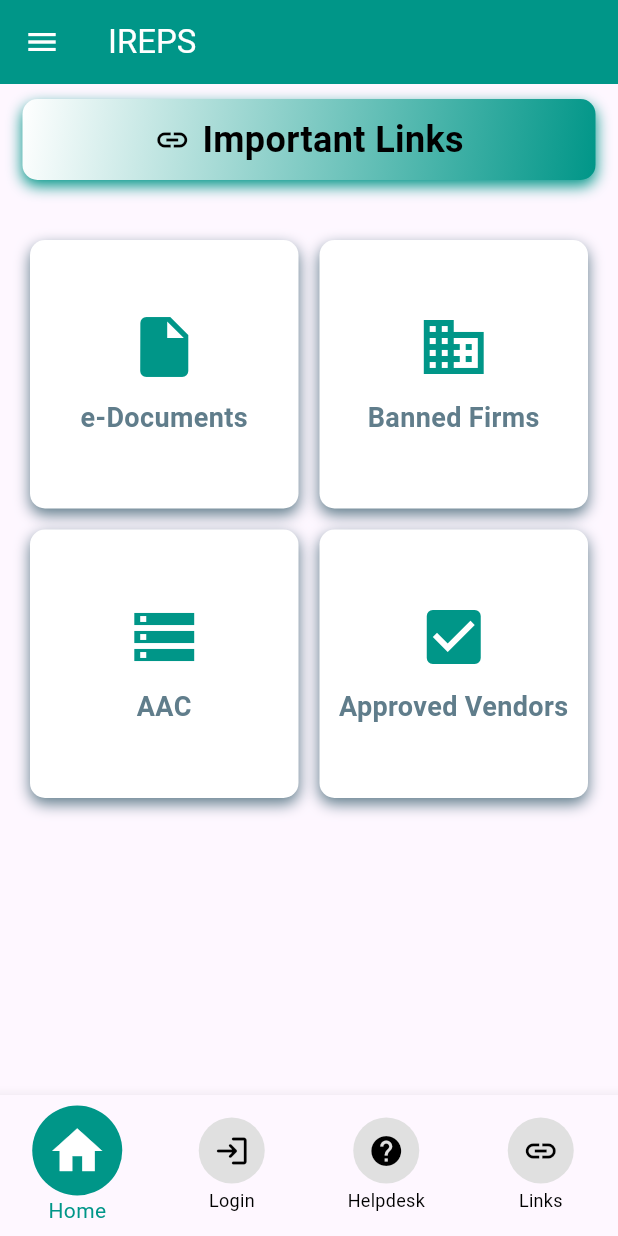
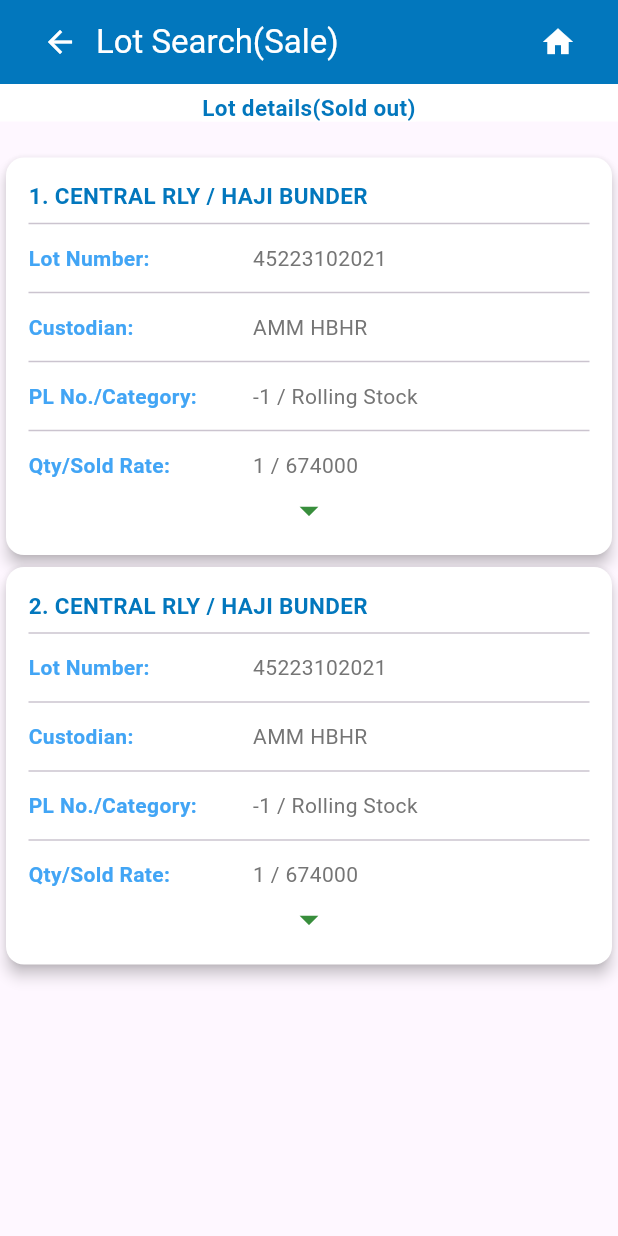
Before and after one commit to gajendrasingh05/ireps_training, a Flutter app: the screen it shows after launch, on a phone screen of 412 x 824 dp. Run offline on Flutter 3.47's test engine with Material 3 defaults, Android fonts, the phone set to English and light mode, and no system bars; Roboto replaces fonts that are missing (Gastie).

Commit message:
19 feb 2025

```diff
--- a/lib/Splash.dart
+++ b/lib/Splash.dart
@@ -1,6 +1,10 @@
 import 'dart:async';
 import 'package:flutter/material.dart';
-import 'linkscreen.dart';
+
+
+import 'lotspage.dart';
+import 'lotspage.dart';
+
 
 class SplashScreen extends StatefulWidget {
   const SplashScreen({super.key});
@@ -55,7 +59,7 @@ class _SplashScreenState extends State<SplashScreen>
           () {
         Navigator.pushReplacement(
           context,
-          MaterialPageRoute(builder: (context) => const Linkscreen()),
+          MaterialPageRoute(builder: (context) => Lotspage()),
         );
       },
     );
--- a/lib/bannedfirms.dart
+++ /dev/null
@@ -1,19 +0,0 @@
-import 'package:flutter/material.dart';
-
-class BannedFirms extends StatelessWidget {
-  @override
-  Widget build(BuildContext context) {
-    return Scaffold(
-      appBar: AppBar(
-        title: Text("Banned Firms",style: TextStyle(color: Colors.white),),
-        backgroundColor: Colors.teal,
-      ),
-      body: Center(
-        child: Text(
-          "This is the Banned Firms page.",
-          style: TextStyle(fontSize: 20, fontWeight: FontWeight.bold),
-        ),
-      ),
-    );
-  }
-}
--- a/lib/linkscreen.dart
+++ /dev/null
@@ -1,211 +0,0 @@
-import 'package:flutter/material.dart';
-import 'bannedfirms.dart';
-
-class Linkscreen extends StatefulWidget {
-  const Linkscreen({super.key});
-
-  @override
-  _LinkscreenState createState() {
-    return _LinkscreenState();
-  }
-}
-
-class _LinkscreenState extends State<Linkscreen> {
-  int _selectedIndex = 0;
-
-  // list of bottom navigation bar
-  final List<String> _labels = ["Home", "Login", "Helpdesk", "Links"];
-  final List<IconData> _icons = [
-    Icons.home,
-    Icons.login_rounded,
-    Icons.help,
-    Icons.link,
-  ];
-  void _onItemTapped(int index) {
-    setState(() {
-      _selectedIndex = index;
-    });
-  }
-
-  @override
-  Widget build(BuildContext context) {
-    return Scaffold(
-      appBar: AppBar(
-        title: Text("IREPS",
-          style:
-          TextStyle(color: Colors.white),
-        ),
-        backgroundColor: Colors.teal,
-        leading:
-        Icon(Icons.menu_sharp,
-            color: Colors.white),
-      ),
-      body:
-      Column(
-        children: [
-          // Important links
-          Container(
-            margin: EdgeInsets.symmetric(vertical: 10.0, horizontal: 15.0),
-            padding: EdgeInsets.all(10.0),
-            // space between text and box boundary
-            decoration: BoxDecoration(
-              gradient: LinearGradient(
-                colors: [Colors.white, Colors.teal], // Gradient background
-                begin: Alignment.topLeft,
-                end: Alignment.bottomRight,
-              ),
-              borderRadius: BorderRadius.circular(10.0), // Rounded corners
-              boxShadow: [
-                BoxShadow(
-                  color: Colors.teal,
-                  offset: Offset(0, 4),
-                  blurRadius: 8.0,
-                ),
-              ],
-            ),
-            // icon of Important Links
-            child: Row(
-              mainAxisAlignment: MainAxisAlignment.center,
-              children: [
-                Icon(
-                  Icons.link,
-                  color: Colors.black,
-                  size: 24.0,
-                ),
-                SizedBox(width: 8.0), //space between text and icon in row
-                Text(
-                  "Important Links",
-                  style: TextStyle(
-                    color: Colors.black,
-                    fontSize: 24.0,
-                    fontWeight: FontWeight.bold,
-                  ),
-                ),
-              ],
-            ),
-          ),
-
-          // for 4 tabs
-          SizedBox(height: 10.0),
-          Expanded(
-            child: GridView.count(
-              crossAxisCount: 2, // No. of columns
-              mainAxisSpacing: 14.0, // Vertical space between grid items
-              crossAxisSpacing: 14.0, // Horizontal space between grid items
-              padding: EdgeInsets.all(20.0), // Padding around the grid
-              children: [
-                _buildGridTab(
-                  context,
-                  icon: Icons.insert_drive_file,
-                  label: "e-Documents",
-                  onTap: () {},
-                ),
-
-                _buildGridTab(
-                  context,
-                  icon: Icons.business,
-                  label: "Banned Firms",
-                  onTap: () {
-                    // for working the tab
-                    Navigator.push(
-                      context,
-                      MaterialPageRoute(builder: (context) => BannedFirms()),
-                    );
-                  },
-                ),
-
-                _buildGridTab(
-                  context,
-                  icon: Icons.storage,
-                  label: "AAC",
-                  onTap: () {},
-                ),
-
-                _buildGridTab(
-                  context,
-                  icon: Icons.check_box,
-                  label: "Approved Vendors",
-                  onTap: () {},
-                ),
-              ],
-            ),
-          ),
-        ],
-      ),
-
-      //function of bottom navigation bar
-      bottomNavigationBar: BottomNavigationBar(
-        items: List.generate(
-          _icons.length,
-              (index) => BottomNavigationBarItem(
-            icon: Container(
-              decoration: BoxDecoration(
-                shape: BoxShape.circle,
-                color: _selectedIndex == index ? Colors.teal : Colors.grey[300],
-              ),
-              padding: EdgeInsets.all(10.0), // Add padding for the icon
-              child: Icon(
-                _icons[index],
-                size: _selectedIndex == index ? 40.0 : 24.0, // Dynamic size
-                color: _selectedIndex == index ? Colors.white : Colors.black,
-              ),
-            ),
-            label: _labels[index], // Always display labels
-          ),
-        ),
-        currentIndex: _selectedIndex,
-        selectedItemColor: Colors.teal,
-        unselectedItemColor: Colors.black,
-        onTap: _onItemTapped,
-        type: BottomNavigationBarType.fixed,
-        showUnselectedLabels: true, // Show labels for unselected items as well
-      ),
-    );
-  }
-
-  Widget _buildGridTab(
-      BuildContext context, {
-        required IconData icon,
-        required String label,
-        required VoidCallback onTap,
-      }) {
-    return GestureDetector(
-      onTap: onTap,
-      child: Container(
-        decoration: BoxDecoration(
-            color: Colors.white,
-            borderRadius: BorderRadius.circular(10),
-            boxShadow: [
-              BoxShadow(
-                  color: Colors.blueGrey,
-                  offset: Offset(0, 4),
-                  blurRadius: 8.0
-              )
-            ]
-        ),
-        child: Column(
-          mainAxisAlignment: MainAxisAlignment.center,
-          children: [
-            Icon(
-              icon,
-              size: 48,
-              color: Colors.teal,
-            ),
-
-            SizedBox(height: 10),
-
-            Text(
-              label,
-              style: TextStyle(
-                fontSize: 18,
-                fontWeight: FontWeight.bold,
-                color: Colors.blueGrey,
-              ),
-              textAlign: TextAlign.center,
-            )
-          ],
-        ),
-      ),
-    );
-  }
-}
--- /dev/null
+++ b/lib/lotspage.dart
@@ -0,0 +1,218 @@
+import 'package:flutter/material.dart';
+
+class Lotspage extends StatefulWidget {
+  @override
+  _LotspageState createState() => _LotspageState();
+}
+
+class _LotspageState extends State<Lotspage> {
+  List<bool> isExpanded = [
+    false,
+    false
+  ]; // To track expansion state of each card
+
+  @override
+  Widget build(BuildContext context) {
+    return Scaffold(
+      appBar: AppBar(
+        iconTheme: IconThemeData(color: Colors.white),
+        backgroundColor: Colors.lightBlue[800],
+        title: Row(
+          mainAxisAlignment: MainAxisAlignment.spaceBetween,
+          children: [
+            IconButton(
+              icon: Icon(
+                Icons.arrow_back,
+                color: Colors.white,
+              ),
+              onPressed: () {
+                Navigator.pop(context); // Go back to the previous screen
+              },
+            ),
+            Text(
+              'Lot Search(Sale)',
+              style: TextStyle(color: Colors.white),
+            ),
+            Spacer(), // Pushes the home button to the right
+            IconButton(
+              icon: Icon(
+                Icons.home,
+                color: Colors.white,
+              ),
+              onPressed: () {
+                Navigator.pushNamedAndRemoveUntil(
+                    context, "/common_screen", (route) => false);
+              },
+            ),
+          ],
+
+        ),
+      ),
+      body: Column(
+        children: <Widget>[
+          Container(
+            width: double.infinity,
+            height: 25,
+            color: Colors.white,
+            padding: const EdgeInsets.only(top: 5),
+            child: Text(
+              "Lot details(Sold out)",
+              style: TextStyle(
+                fontFamily: 'Roboto',
+                color: Colors.lightBlue.shade800,
+                backgroundColor: Colors.white,
+                fontWeight: FontWeight.bold,
+                fontSize: 15,
+              ),
+              textAlign: TextAlign.center,
+            ),
+          ),
+          // Add space after container
+          SizedBox(height: 20),
+          Expanded(
+            child: ListView.builder(
+              itemCount: 2, // For demo purposes, assuming 2 cards
+              itemBuilder: (context, index) {
+                return buildCard(index);
+              },
+            ),
+          ),
+        ],
+      ),
+    );
+  }
+
+  Widget buildCard(int index) {
+    return GestureDetector(
+      onTap: () {
+        setState(() {
+          isExpanded[index] = !isExpanded[index];
+        });
+      },
+      child: Card(
+        shape: RoundedRectangleBorder(
+          borderRadius: BorderRadius.circular(12),
+        ),
+        elevation: 4,
+        color: Colors.white, // Change the background color of the card
+        child: Padding(
+          padding: EdgeInsets.all(15),
+          child: Column(
+            crossAxisAlignment: CrossAxisAlignment.start,
+            children: [
+              // Display the serial number and title
+              Text(
+                '${index + 1}. CENTRAL RLY / HAJI BUNDER', // Adding serial number
+                style: TextStyle(fontSize: 15, fontWeight: FontWeight.bold,color: Colors.lightBlue[800]),
+              ),
+              Divider(),
+              buildRow('Lot Number:', '45223102021'),
+              Divider(),
+              buildRow('Custodian:', 'AMM HBHR'),
+              Divider(),
+              buildRow('PL No./Category:', '-1 / Rolling Stock'),
+              Divider(),
+              buildRow('Qty/Sold Rate:', '1 / 674000'),
+              if (isExpanded[index]) ...[
+                Divider(),
+                buildRow('GST:', '18%'),
+                Divider(),
+                buildRow('Bidder Name:', 'N H STEELS-MUMBAI'),
+                Divider(),
+                buildRow('Excluded Items:', 'N/A'),
+                Divider(),
+                buildRow('Location:', 'AS PER DESCRIPTION'),
+                Divider(),
+                Text(
+                  'Special Condition:',
+                  style: TextStyle(fontSize: 16, fontWeight: FontWeight.bold,color: Colors.blue[400]),
+                ),
+                SizedBox(height: 5),
+                Text(
+                  'Lot is sold on number basis only and Purchaser should personally visit the site to see the lot, loading point before bidding. No claim will be entertained after sale.',
+                  style: TextStyle(fontSize: 14, color: Colors.grey[600]),
+                ),
+                Divider(),
+                Text(
+                  'Description:',
+                  style: TextStyle(fontSize: 16, fontWeight: FontWeight.bold,color: Colors.blue[400]),
+                ),
+                SizedBox(height: 5),
+                Text(
+                  'Cond. ICF Coaches with Iron, Steel, Wooden Scrap and other Non-Ferrous. 1. CR 77223 WGSCN. RESTRICTED ITEMS: 1. Wheel Set with Axle...',
+                  style: TextStyle(fontSize: 14,color: Colors.grey[600]),
+                ),
+              ],
+              // Add the down or up arrow based on the expansion state
+              Center(
+                child: Icon(
+                  isExpanded[index]
+                      ? Icons.arrow_drop_up// Up arrow when expanded
+                      : Icons.arrow_drop_down, // Down arrow when not expanded
+                  size: 30, // Adjust the size as needed
+                  color: isExpanded[index] ? Colors.red : Colors.green[700], // Red for up, Green for down
+                ),
+              ),
+
+            ],
+          ),
+        ),
+      ),
+    );
+  }
+
+
+
+
+  Widget buildRow(String title, String value, {bool isFullWidth = false}) {
+    return Padding(
+      padding: const EdgeInsets.symmetric(vertical: 5),
+      child: Row(
+        crossAxisAlignment: CrossAxisAlignment.start,
+        children: [
+          if (isFullWidth)
+            Expanded(
+              flex: 3,
+              child: Text(
+                title,
+                style: TextStyle(
+                  fontSize: 14,
+                  fontWeight: FontWeight.bold,
+                  color: Colors.red,
+                ),
+                textAlign: TextAlign.center,
+              ),
+            )
+          else
+            Expanded(
+              flex: 2,
+              child: Text(
+                title,
+                style: TextStyle(
+                  fontSize: 14,
+                  fontWeight: FontWeight.bold,
+                  color: Colors.blue[400],
+                ),
+              ),
+            ),
+          if (!isFullWidth)
+            Expanded(
+              flex: 3,
+              child: Text(
+                value,
+                style: TextStyle(fontSize: 14, color: Colors.grey[600]),
+              ),
+            )
+          else
+            Flexible(
+              child: Text(
+                value,
+                style: TextStyle(fontSize: 14, color: Colors.grey[600]),
+                softWrap: true,
+              ),
+            ),
+        ],
+      ),
+    );
+  }
+}
```
